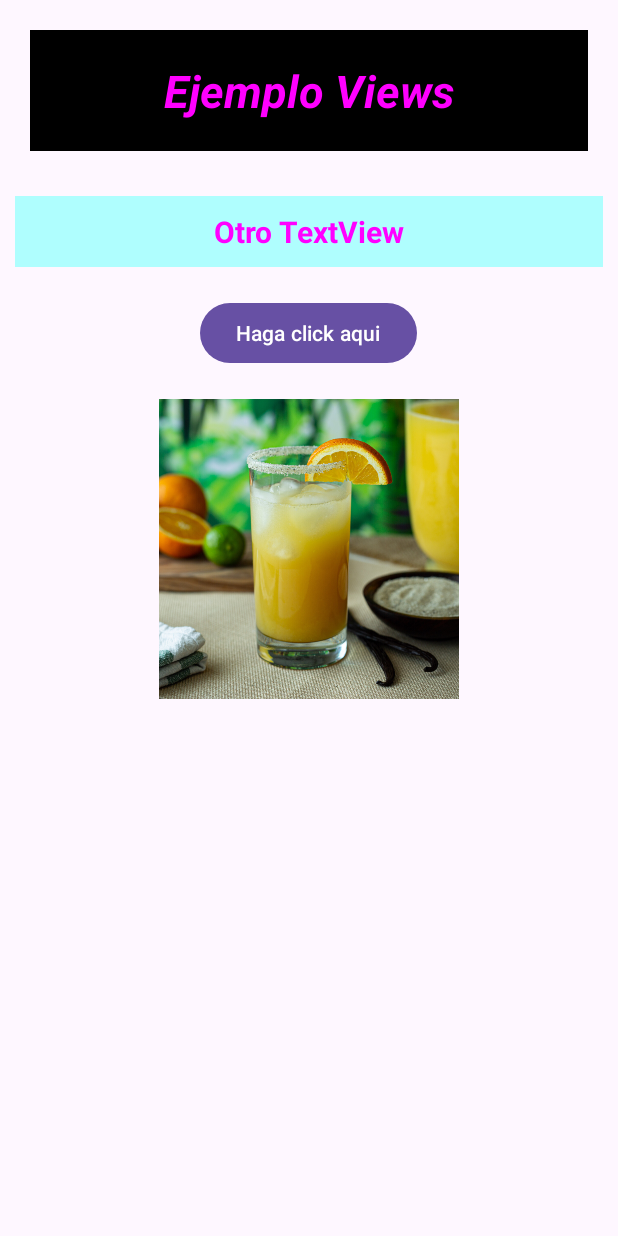
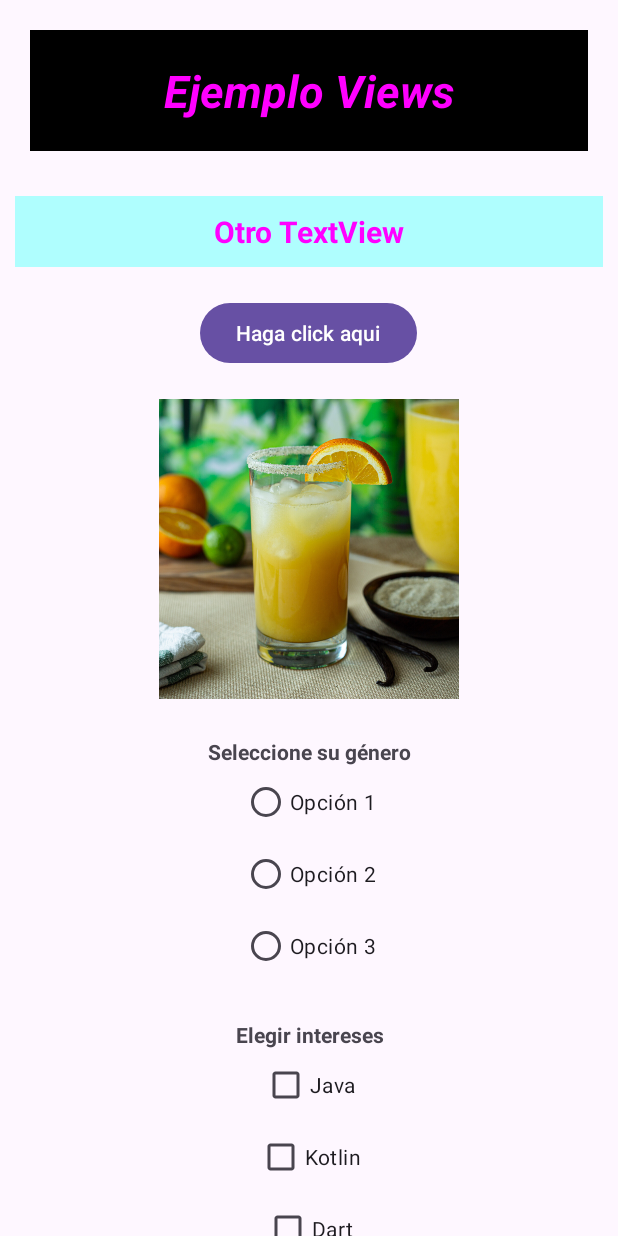
Before and after one commit to lizarragadev/Android-Kotlin-Course-P1, an Android app: the screen it shows after launch (MainActivity), on a phone screen of 412 x 824 dp. Run offline under Robolectric (Android 15) with nearby library versions, the phone set to English and light mode, and no system bars.

Commit message:
Add UI sample

```diff
--- a/_02_InterfazUsuario_1/app/src/main/res/layout/activity_main.xml
+++ b/_02_InterfazUsuario_1/app/src/main/res/layout/activity_main.xml
@@ -1,6 +1,10 @@
 <?xml version="1.0" encoding="utf-8"?>
+<ScrollView
+    xmlns:android="http://schemas.android.com/apk/res/android"
+    android:layout_width="match_parent"
+    android:layout_height="match_parent">
+
     <LinearLayout
-    xmlns:android="http://schemas.android.com/apk/res/android"
         android:layout_width="match_parent"
         android:layout_height="match_parent"
         android:orientation="vertical">
@@ -48,4 +52,74 @@
             android:layout_gravity="center_horizontal"
             android:layout_marginTop="20dp"/>
 
+        <TextView
+            android:layout_width="match_parent"
+            android:layout_height="wrap_content"
+            android:text="Seleccione su género"
+            android:gravity="center_horizontal"
+            android:layout_marginTop="25dp"
+            android:textStyle="bold"/>
+        <RadioGroup
+            android:layout_width="wrap_content"
+            android:layout_height="wrap_content"
+            android:layout_gravity="center_horizontal">
+            <RadioButton
+                android:id="@+id/radioOpcion1"
+                android:layout_width="match_parent"
+                android:layout_height="wrap_content"
+                android:text="Opción 1"/>
+            <RadioButton
+                android:id="@+id/radioOpcion2"
+                android:layout_width="match_parent"
+                android:layout_height="wrap_content"
+                android:text="Opción 2"/>
+            <RadioButton
+                android:id="@+id/radioOpcion3"
+                android:layout_width="match_parent"
+                android:layout_height="wrap_content"
+                android:text="Opción 3"/>
+        </RadioGroup>
+
+        <TextView
+            android:layout_width="match_parent"
+            android:layout_height="wrap_content"
+            android:text="Elegir intereses"
+            android:gravity="center_horizontal"
+            android:layout_marginTop="25dp"
+            android:textStyle="bold"/>
+        <CheckBox
+            android:layout_width="wrap_content"
+            android:layout_height="wrap_content"
+            android:text="Java"
+            android:layout_gravity="center_horizontal"/>
+        <CheckBox
+            android:layout_width="wrap_content"
+            android:layout_height="wrap_content"
+            android:text="Kotlin"
+            android:layout_gravity="center_horizontal"/>
+        <CheckBox
+            android:layout_width="wrap_content"
+            android:layout_height="wrap_content"
+            android:text="Dart"
+            android:layout_gravity="center_horizontal"/>
+        <CheckBox
+            android:layout_width="wrap_content"
+            android:layout_height="wrap_content"
+            android:text="Swift"
+            android:layout_gravity="center_horizontal"/>
+
     </LinearLayout>
+
+</ScrollView>
+
+<!--
+
+ViewGroup
+    ScrollView
+        LinearLayout
+            // colocar tod0 el diseño
+        /LinearLayout
+    /ScrollView
+/ViewGroup
+
+-->
```
Lines whose indentation alone changed are shown as unchanged.
